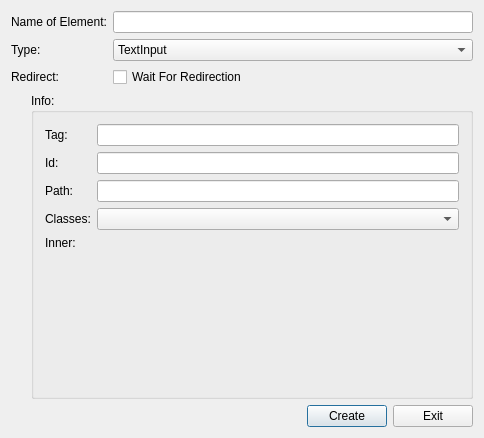
Old version of the form Interface/addpageelement.ui in the repository TimeToStop/QtBrowser.
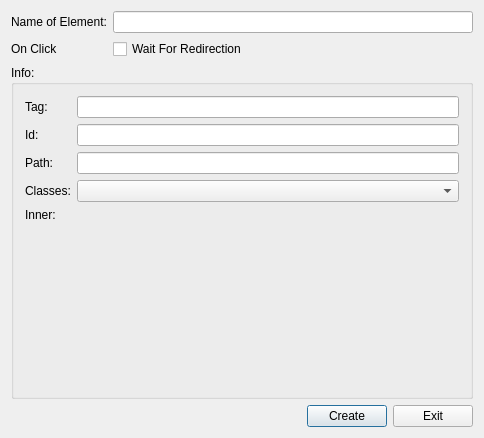
New version of the form. Custom widgets are drawn as their Qt base class.

Commit message: Type of Element  is erased

Diff of the .ui file:
```diff
--- a/Interface/addpageelement.ui
+++ b/Interface/addpageelement.ui
@@ -18,56 +18,30 @@
     <layout class="QVBoxLayout" name="verticalLayout">
      <item>
       <layout class="QGridLayout" name="gridLayout">
-       <item row="1" column="1">
-        <widget class="QComboBox" name="type">
-         <item>
-          <property name="text">
-           <string>TextInput</string>
-          </property>
-         </item>
-         <item>
-          <property name="text">
-           <string>Readable</string>
-          </property>
-         </item>
-         <item>
-          <property name="text">
-           <string>Clickable</string>
-          </property>
-         </item>
-        </widget>
-       </item>
-       <item row="1" column="0">
-        <widget class="QLabel" name="label_6">
-         <property name="text">
-          <string>Type:</string>
-         </property>
-        </widget>
-       </item>
        <item row="0" column="1">
         <widget class="QLineEdit" name="name"/>
        </item>
-       <item row="0" column="0">
-        <widget class="QLabel" name="label">
-         <property name="text">
-          <string>Name of Element:</string>
-         </property>
-        </widget>
-       </item>
-       <item row="2" column="0">
+       <item row="1" column="0">
         <widget class="QLabel" name="label_7">
          <property name="text">
-          <string>Redirect:</string>
+          <string>On Click</string>
          </property>
         </widget>
        </item>
-       <item row="2" column="1">
+       <item row="1" column="1">
         <widget class="QCheckBox" name="redirect">
          <property name="text">
           <string>Wait For Redirection</string>
          </property>
         </widget>
        </item>
+       <item row="0" column="0">
+        <widget class="QLabel" name="label">
+         <property name="text">
+          <string>Name of Element:</string>
+         </property>
+        </widget>
+       </item>
       </layout>
      </item>
      <item>
@@ -82,7 +56,7 @@
          </property>
          <property name="sizeHint" stdset="0">
           <size>
-           <width>20</width>
+           <width>0</width>
            <height>40</height>
           </size>
          </property>
```
The commit also changes 20 other files.
